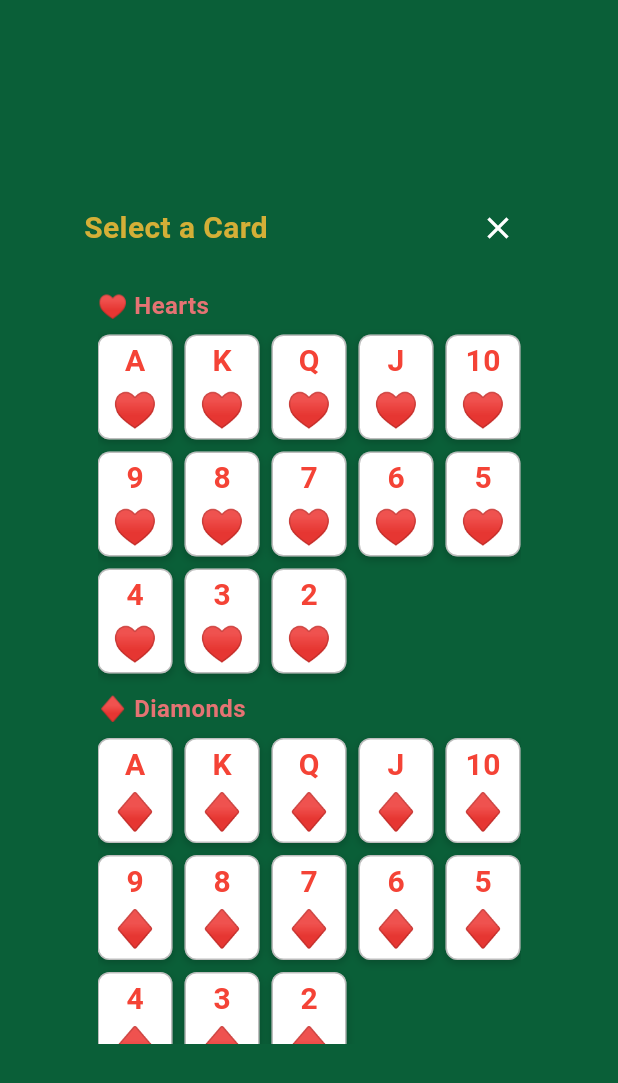
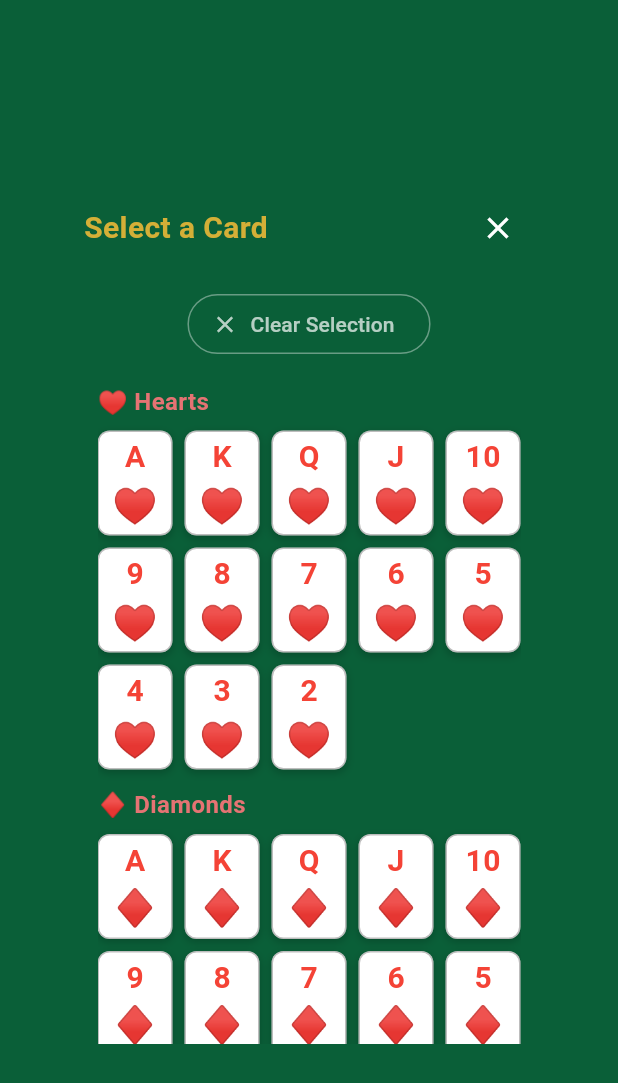
Before and after one commit to javadshm/Texas-Hold-em-poker, a Flutter app: the CardSelectorDialog widget shown alone on an empty page, opened directly with empty values, on a phone screen of 412 x 824 dp. Shown: the top 1083 px of the screen. Run offline on Flutter 3.47's test engine with Material 3 defaults, Android fonts, the phone set to English and light mode, and no system bars.

Commit message:
Add clear selection functionality to card selector
Co-authored-by: javadshm <121046652+javadshm@users.noreply.github.com>

```diff
--- a/frontend/lib/screens/home_screen.dart
+++ b/frontend/lib/screens/home_screen.dart
@@ -140,7 +140,11 @@ class _EvaluateTabState extends State<EvaluateTab> {
     );
 
     if (selectedCard != null) {
-      setState(() => setter(selectedCard));
+      if (selectedCard == 'CLEAR') {
+        setState(() => setter(null));
+      } else {
+        setState(() => setter(selectedCard));
+      }
     }
   }
 
@@ -437,7 +441,11 @@ class _CompareTabState extends State<CompareTab> {
     );
 
     if (selectedCard != null) {
-      setState(() => setter(selectedCard));
+      if (selectedCard == 'CLEAR') {
+        setState(() => setter(null));
+      } else {
+        setState(() => setter(selectedCard));
+      }
     }
   }
 
@@ -873,7 +881,11 @@ class _MonteCarloTabState extends State<MonteCarloTab> {
     );
 
     if (selectedCard != null) {
-      setState(() => setter(selectedCard));
+      if (selectedCard == 'CLEAR') {
+        setState(() => setter(null));
+      } else {
+        setState(() => setter(selectedCard));
+      }
     }
   }
 
--- a/frontend/lib/widgets/card_selector_dialog.dart
+++ b/frontend/lib/widgets/card_selector_dialog.dart
@@ -51,6 +51,17 @@ class CardSelectorDialog extends StatelessWidget {
                   onPressed: () => Navigator.of(context).pop(),
                 ),
               ],
+            ),
+            const SizedBox(height: 16),
+            // Clear button
+            OutlinedButton.icon(
+              onPressed: () => Navigator.of(context).pop('CLEAR'),
+              icon: const Icon(Icons.clear),
+              label: const Text('Clear Selection'),
+              style: OutlinedButton.styleFrom(
+                foregroundColor: Colors.white70,
+                side: const BorderSide(color: Colors.white38),
+              ),
             ),
             const SizedBox(height: 16),
             Expanded(
```
Also changed, not shown: 2 other files.
